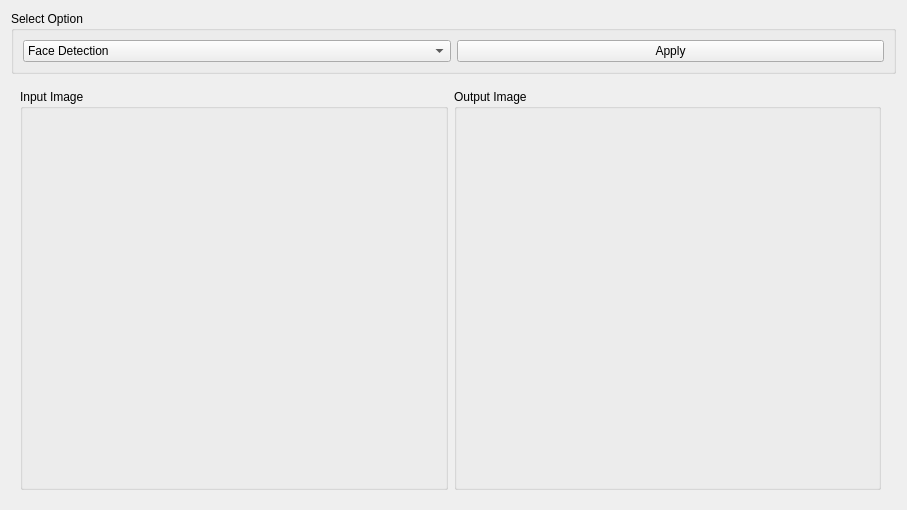
Before: the Qt Designer form pages/page11.ui in Romaisaa/CV-Toolbox, drawn with Qt 5.
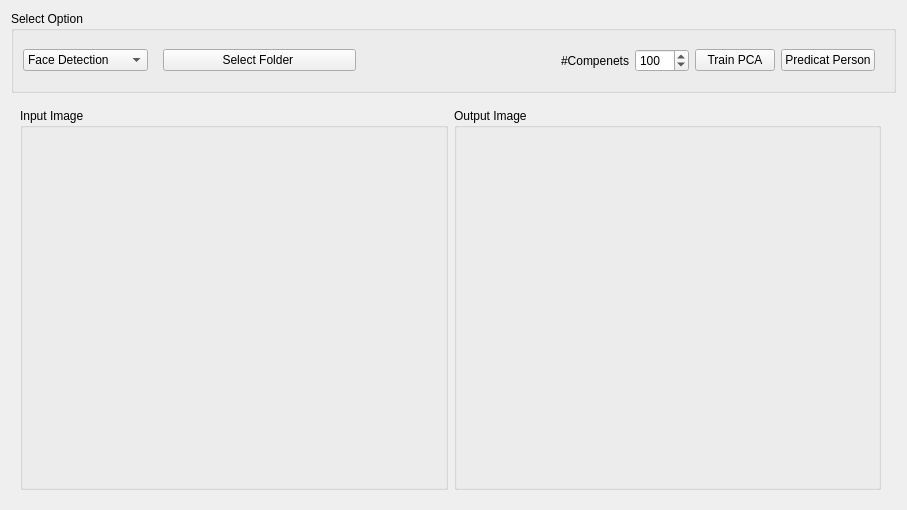
After: the same form once the commit is applied. Custom widgets are drawn as their Qt base class.

Commit message: Face Recognition UI

```diff
--- a/pages/page11.ui
+++ b/pages/page11.ui
@@ -84,10 +84,119 @@
        </widget>
       </item>
       <item>
-       <widget class="QPushButton" name="applyButton">
-        <property name="text">
-         <string>Apply</string>
+       <widget class="QStackedWidget" name="stackedWidget_2">
+        <property name="sizePolicy">
+         <sizepolicy hsizetype="Preferred" vsizetype="Maximum">
+          <horstretch>0</horstretch>
+          <verstretch>0</verstretch>
+         </sizepolicy>
         </property>
+        <property name="currentIndex">
+         <number>1</number>
+        </property>
+        <widget class="QWidget" name="page_2">
+         <layout class="QHBoxLayout" name="horizontalLayout_5">
+          <item>
+           <spacer name="horizontalSpacer">
+            <property name="orientation">
+             <enum>Qt::Horizontal</enum>
+            </property>
+            <property name="sizeType">
+             <enum>QSizePolicy::Preferred</enum>
+            </property>
+            <property name="sizeHint" stdset="0">
+             <size>
+              <width>40</width>
+              <height>20</height>
+             </size>
+            </property>
+           </spacer>
+          </item>
+          <item>
+           <widget class="QPushButton" name="applyButton">
+            <property name="text">
+             <string>Apply</string>
+            </property>
+           </widget>
+          </item>
+         </layout>
+        </widget>
+        <widget class="QWidget" name="page_3">
+         <layout class="QHBoxLayout" name="horizontalLayout_6">
+          <item>
+           <widget class="QPushButton" name="select_folder_btn">
+            <property name="text">
+             <string>Select Folder </string>
+            </property>
+           </widget>
+          </item>
+          <item>
+           <widget class="QLabel" name="path_label">
+            <property name="text">
+             <string/>
+            </property>
+           </widget>
+          </item>
+          <item>
+           <widget class="QLabel" name="label">
+            <property name="sizePolicy">
+             <sizepolicy hsizetype="Maximum" vsizetype="Preferred">
+              <horstretch>0</horstretch>
+              <verstretch>0</verstretch>
+             </sizepolicy>
+            </property>
+            <property name="text">
+             <string>#Compenets</string>
+            </property>
+           </widget>
+          </item>
+          <item>
+           <widget class="QSpinBox" name="n_comp">
+            <property name="sizePolicy">
+             <sizepolicy hsizetype="Maximum" vsizetype="Fixed">
+              <horstretch>0</horstretch>
+              <verstretch>0</verstretch>
+             </sizepolicy>
+            </property>
+            <property name="minimum">
+             <number>20</number>
+            </property>
+            <property name="maximum">
+             <number>2000</number>
+            </property>
+            <property name="value">
+             <number>100</number>
+            </property>
+           </widget>
+          </item>
+          <item>
+           <widget class="QPushButton" name="train_pca_btn">
+            <property name="sizePolicy">
+             <sizepolicy hsizetype="Maximum" vsizetype="Fixed">
+              <horstretch>0</horstretch>
+              <verstretch>0</verstretch>
+             </sizepolicy>
+            </property>
+            <property name="text">
+             <string>Train PCA</string>
+            </property>
+           </widget>
+          </item>
+          <item>
+           <widget class="QPushButton" name="predict_btn">
+            <property name="sizePolicy">
+             <sizepolicy hsizetype="Maximum" vsizetype="Fixed">
+              <horstretch>0</horstretch>
+              <verstretch>0</verstretch>
+             </sizepolicy>
+            </property>
+            <property name="text">
+             <string>Predicat Person</string>
+            </property>
+           </widget>
+          </item>
+         </layout>
+        </widget>
        </widget>
       </item>
      </layout>
```
The commit also changes 7 other files.
